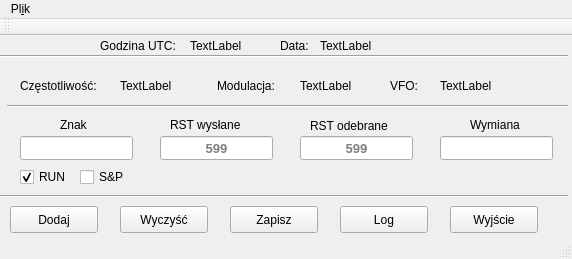
Before: the Qt Designer form mainwindow.ui in darvark/CallLogger, drawn with Qt 5.
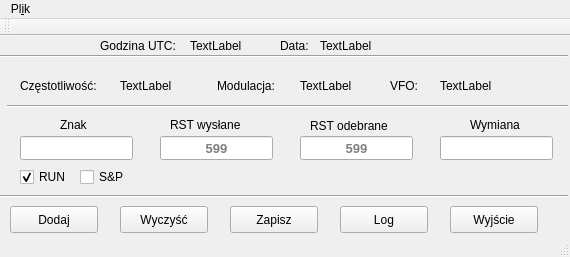
After: the same form once the commit is applied.

```diff
--- a/mainwindow.ui
+++ b/mainwindow.ui
@@ -6,8 +6,8 @@
    <rect>
     <x>0</x>
     <y>0</y>
-    <width>572</width>
-    <height>259</height>
+    <width>570</width>
+    <height>257</height>
    </rect>
   </property>
   <property name="windowTitle">
@@ -463,7 +463,7 @@
     <rect>
      <x>0</x>
      <y>0</y>
-     <width>572</width>
+     <width>570</width>
      <height>25</height>
     </rect>
    </property>
```
Left out of the diff: 6 changed lines with no effect on the pictures.
